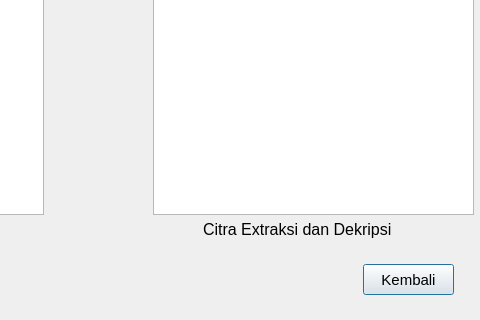
The window that ui/InputEkstraksiDanDekripsi.ui (distky/DCT-Permutation-Chaotic-Encryption) describes before a commit, drawn with Qt 5; both pictures show x 287 to 767 and y 386 to 706 of the 767 by 706 pixel window.
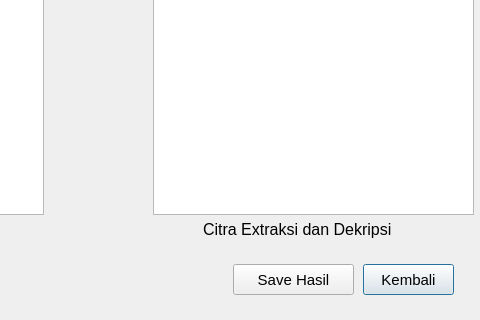
The same window after the commit.

Commit message: Penambahan button save

Patch:
```diff
--- a/ui/InputEkstraksiDanDekripsi.ui
+++ b/ui/InputEkstraksiDanDekripsi.ui
@@ -323,6 +323,24 @@
     <string>Open File X0 dan Y0</string>
    </property>
   </widget>
+  <widget class="QPushButton" name="btnSave">
+   <property name="geometry">
+    <rect>
+     <x>520</x>
+     <y>650</y>
+     <width>121</width>
+     <height>31</height>
+    </rect>
+   </property>
+   <property name="font">
+    <font>
+     <pointsize>11</pointsize>
+    </font>
+   </property>
+   <property name="text">
+    <string>Save Hasil</string>
+   </property>
+  </widget>
  </widget>
  <resources/>
  <connections/>
```
The commit also changes 4 other files.
